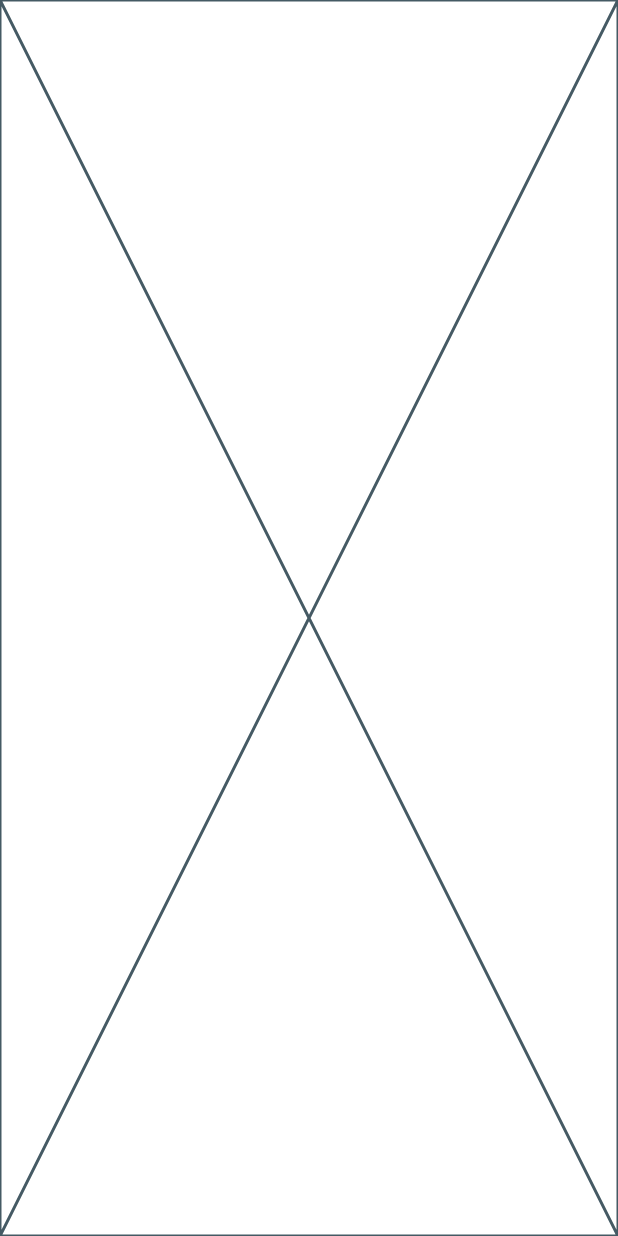
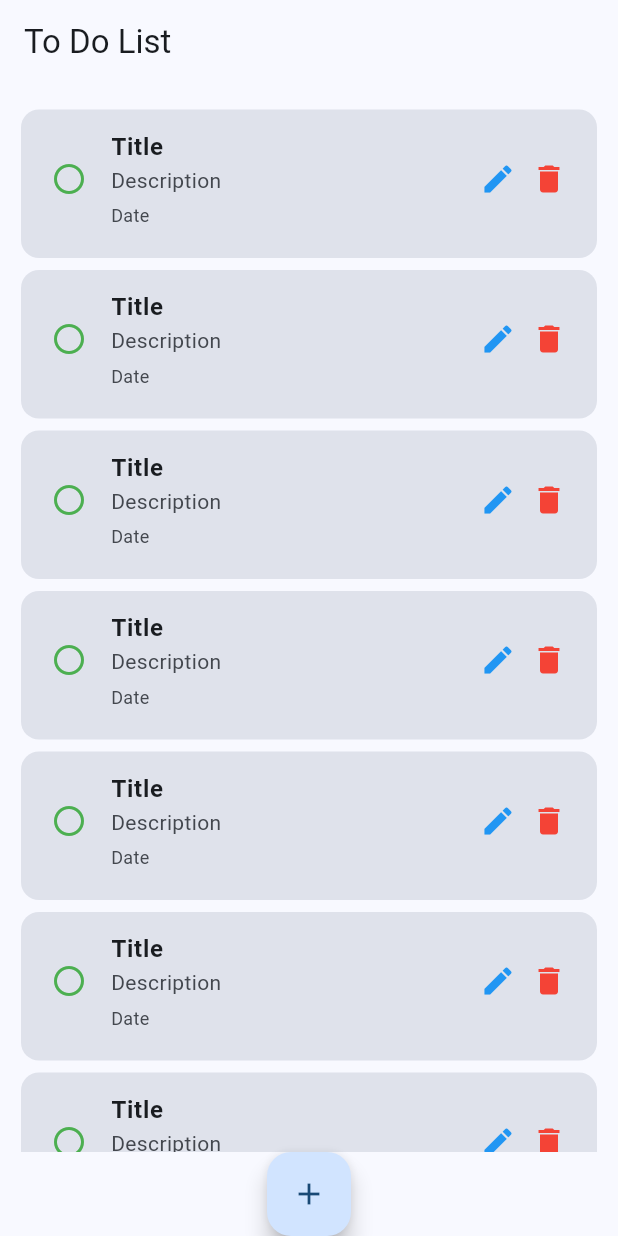
Before and after one commit to Sebastian298/to_do_list, a Flutter app: the screen it shows after launch, on a phone screen of 412 x 824 dp. Run offline on Flutter 3.47's test engine with Material 3 defaults, Android fonts, the phone set to English and light mode, and no system bars.

Commit message:
to do screen estructura principal terminada

```diff
--- a/lib/main.dart
+++ b/lib/main.dart
@@ -1,5 +1,6 @@
 import 'package:flutter/material.dart';
 import 'package:to_do_list/config/theme/app_theme.dart';
+import 'package:to_do_list/presentation/screens/to_do/to_do_screen.dart';
 
 void main() {
   runApp(const MainApp());
@@ -14,7 +15,7 @@ class MainApp extends StatelessWidget {
       title: 'To do List',
       debugShowCheckedModeBanner: false,
       theme: AppTheme(selectedColor: 1).theme(),
-      home: const Placeholder(),
+      home: const ToDoScreen(),
     );
   }
 }
--- /dev/null
+++ b/lib/presentation/screens/to_do/to_do_screen.dart
@@ -0,0 +1,138 @@
+import 'package:flutter/material.dart';
+
+class ToDoScreen extends StatelessWidget {
+  const ToDoScreen({super.key});
+
+  @override
+  Widget build(BuildContext context) {
+    return Scaffold(
+      appBar: AppBar(
+        title: const Text('To Do List'),
+      ),
+      body: SafeArea(
+          child: Padding(
+        padding: const EdgeInsets.symmetric(horizontal: 10),
+        child: Column(
+          children: [
+            const SizedBox(
+              height: 13,
+            ),
+            Expanded(
+              child: ListView.builder(
+                itemCount: 12,
+                itemBuilder: (context, index) {
+                  return const _ListTileScreen();
+                },
+              ),
+            ),
+            FloatingActionButton(
+              onPressed: () {},
+              child: const Icon(Icons.add),
+            ),
+          ],
+        ),
+      )),
+    );
+  }
+}
+
+class _ListTileScreen extends StatelessWidget {
+  const _ListTileScreen();
+
+  @override
+  Widget build(BuildContext context) {
+    return Card(
+      elevation: 0,
+      color: Theme.of(context).colorScheme.surfaceVariant,
+      child: const Column(children: [
+        _LisTileStruct(),
+        SizedBox(
+          height: 7,
+        ),
+      ]),
+    );
+  }
+}
+
+class _LisTileStruct extends StatelessWidget {
+  const _LisTileStruct();
+
+  @override
+  Widget build(BuildContext context) {
+    return ListTile(
+      onTap: () {},
+      title: const Text(
+        'Title',
+        style: TextStyle(
+          fontWeight: FontWeight.bold,
+          fontSize: 16,
+        ),
+      ),
+      subtitle: const _SubTitleStruct(),
+      shape: RoundedRectangleBorder(
+        borderRadius: BorderRadius.circular(20),
+      ),
+      contentPadding: const EdgeInsets.symmetric(
+        horizontal: 20,
+        vertical: 5,
+      ),
+      leading: const Icon(
+        Icons.radio_button_unchecked,
+        color: Colors.green,
+      ),
+      trailing: const _TrailingStruct(),
+    );
+  }
+}
+
+class _SubTitleStruct extends StatelessWidget {
+  const _SubTitleStruct();
+
+  @override
+  Widget build(BuildContext context) {
+    return const Column(
+      crossAxisAlignment: CrossAxisAlignment.start,
+      children: [
+        Text(
+          'Description',
+          style: TextStyle(
+            fontSize: 14,
+          ),
+        ),
+        SizedBox(
+          height: 5,
+        ),
+        Text(
+          'Date',
+          style: TextStyle(
+            fontSize: 12,
+          ),
+        ),
+      ],
+    );
+  }
+}
+
+class _TrailingStruct extends StatelessWidget {
+  const _TrailingStruct();
+
+  @override
+  Widget build(BuildContext context) {
+    return const Row(
+      mainAxisSize: MainAxisSize.min,
+      children: [
+        Icon(
+          Icons.edit,
+          color: Colors.blue,
+        ),
+        SizedBox(
+          width: 10,
+        ),
+        Icon(
+          Icons.delete,
+          color: Colors.red,
+        ),
+      ],
+    );
+  }
+}
```
